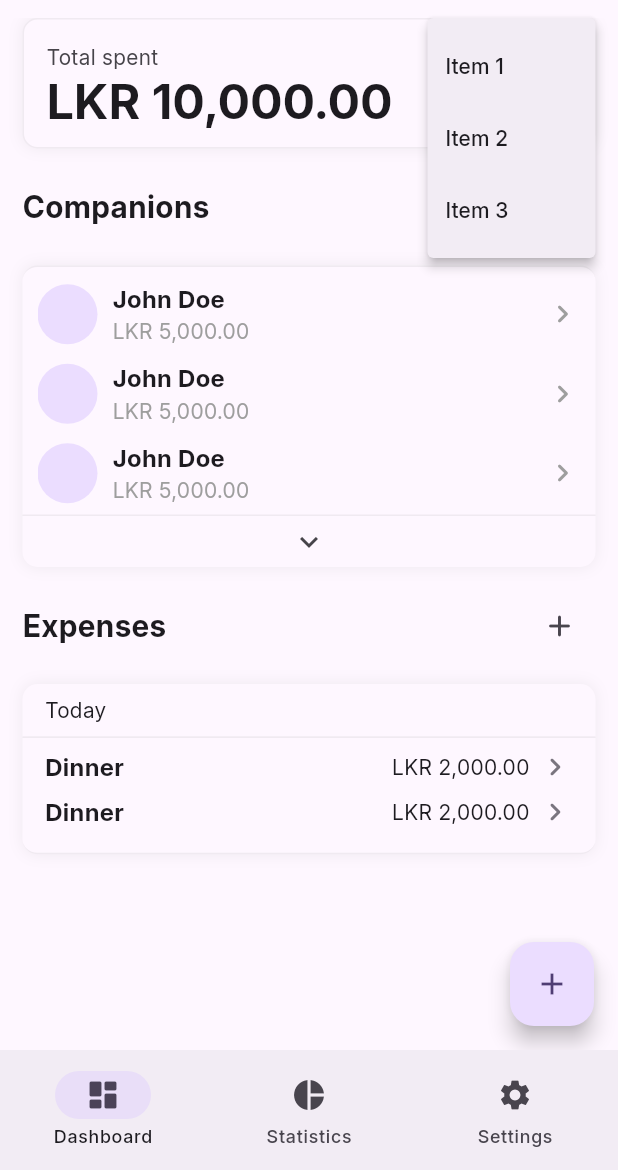
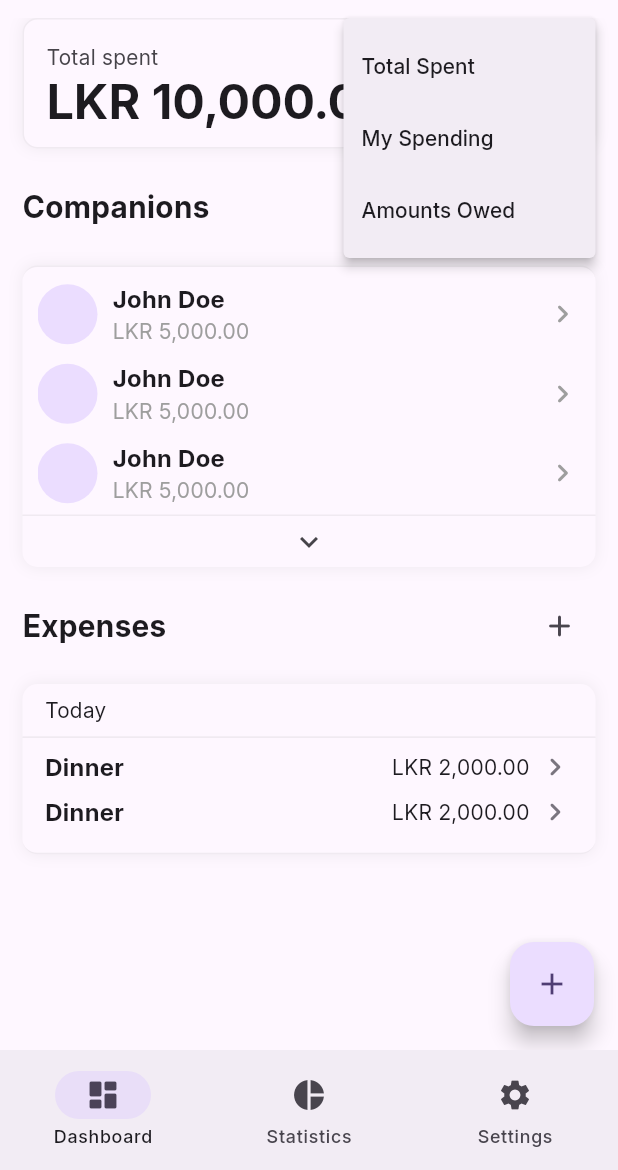
Before and after one commit to pasanjg/TripSplit, a Flutter app: the screen it shows after launch, after a tap on the "more vert" icon, on a phone screen of 412 x 824 dp, the part 66-1236 px from its top. Run offline on Flutter 3.47's test engine with Material 3 defaults, Android fonts, the light colour scheme and no system bars; our stand-ins replace firebase_core, fl_chart, responsive_framework; accounts and stored records are empty.

Commit message:
Update code

```diff
--- a/lib/common/helpers/ui_helper.dart
+++ b/lib/common/helpers/ui_helper.dart
@@ -63,8 +63,8 @@ class UIHelper {
     bool showClose = false,
     bool isRounded = false,
     bool hasHandle = true,
-    double initialChildSize = 0.4,
-    double minChildSize = 0.2,
+    double initialChildSize = 0.5,
+    double minChildSize = 0.3,
     double maxChildSize = 0.9,
     bool expand = false,
     Widget? header,
@@ -100,9 +100,9 @@ class UIHelper {
                     )
                   : const SizedBox(),
               DraggableScrollableSheet(
-                initialChildSize: 0.4,
-                minChildSize: 0.2,
-                maxChildSize: 0.9,
+                initialChildSize: initialChildSize,
+                minChildSize: minChildSize,
+                maxChildSize: maxChildSize,
                 expand: false,
                 builder: (BuildContext context, ScrollController controller) {
                   return Column(
--- a/lib/main.dart
+++ b/lib/main.dart
@@ -1,5 +1,6 @@
 import 'package:firebase_core/firebase_core.dart';
 import 'package:flutter/material.dart';
+import 'package:responsive_framework/responsive_framework.dart';
 
 import './routes/route.dart';
 import './screens/splash_screen.dart';
@@ -39,6 +40,16 @@
       routes: Routes.getAll(),
       onGenerateRoute: Routes.onGenerateRoute,
       home: const SplashScreen(),
+      builder: (context, child) {
+        return ResponsiveBreakpoints.builder(
+          breakpoints: [
+            const Breakpoint(start: 0, end: 450, name: MOBILE),
+            const Breakpoint(start: 451, end: 800, name: TABLET),
+            const Breakpoint(start: 801, end: 1920, name: DESKTOP),
+          ],
+          child: child!,
+        );
+      },
     );
   }
 }
--- a/lib/screens/dashboard_screen.dart
+++ b/lib/screens/dashboard_screen.dart
@@ -78,15 +78,15 @@ class _DashboardScreenState extends State<DashboardScreen> {
                           <PopupMenuEntry<SampleItem>>[
                         const PopupMenuItem<SampleItem>(
                           value: SampleItem.itemOne,
-                          child: Text('Item 1'),
+                          child: Text('Total Spent'),
                         ),
                         const PopupMenuItem<SampleItem>(
                           value: SampleItem.itemTwo,
-                          child: Text('Item 2'),
+                          child: Text('My Spending'),
                         ),
                         const PopupMenuItem<SampleItem>(
                           value: SampleItem.itemThree,
-                          child: Text('Item 3'),
+                          child: Text('Amounts Owed'),
                         ),
                       ],
                     ),
--- a/lib/screens/statistics_screen.dart
+++ b/lib/screens/statistics_screen.dart
@@ -46,7 +46,7 @@ class _StatsScreenState extends State<StatsScreen> {
                 child: Column(
                   crossAxisAlignment: CrossAxisAlignment.start,
                   children: [
-                    PieChartSample2(),
+                    PieChartWidget(),
                   ],
                 ),
               ),
--- a/lib/widgets/charts/pie_chart.dart
+++ b/lib/widgets/charts/pie_chart.dart
@@ -3,8 +3,8 @@ import 'package:fl_chart/fl_chart.dart';
 
 import 'indicator.dart';
 
-class PieChartSample2 extends StatefulWidget {
-  const PieChartSample2({super.key});
+class PieChartWidget extends StatefulWidget {
+  const PieChartWidget({super.key});
 
   @override
   State<StatefulWidget> createState() => PieChart2State();
--- a/pubspec.yaml
+++ b/pubspec.yaml
@@ -42,6 +42,7 @@ dependencies:
   firebase_storage: ^12.2.0
   firebase_crashlytics: ^4.1.0
   fl_chart: ^0.69.0
+  responsive_framework: ^1.5.1
 
 dev_dependencies:
   flutter_test:
```
Also changed, not shown: pubspec.lock.
